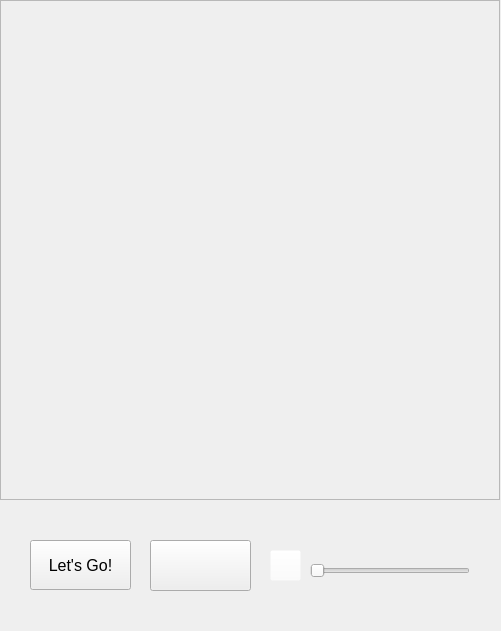
Old version of the form introductionvideowindow.ui in the repository University-of-Utah-CS3505/a8-edu-app-PaulNuffer.
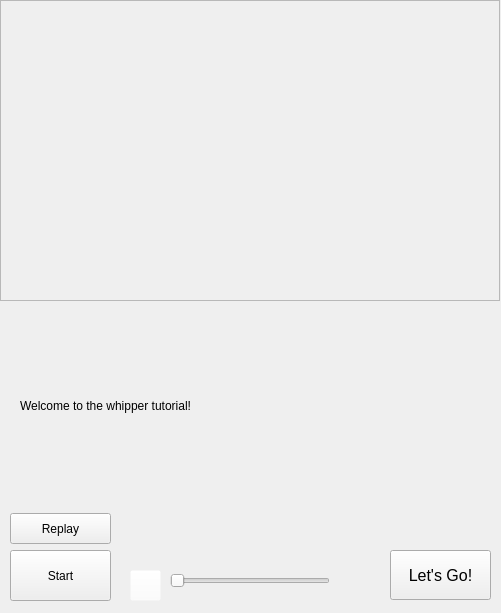
New version of the form.

Commit message:
Tutorial implemented fully
Tutorial scripts needs proof reading still but all functions.

```diff
--- a/introductionvideowindow.ui
+++ b/introductionvideowindow.ui
@@ -7,7 +7,7 @@
     <x>0</x>
     <y>0</y>
     <width>501</width>
-    <height>631</height>
+    <height>613</height>
    </rect>
   </property>
   <property name="windowTitle">
@@ -16,8 +16,8 @@
   <widget class="QToolButton" name="exitButton">
    <property name="geometry">
     <rect>
-     <x>30</x>
-     <y>540</y>
+     <x>390</x>
+     <y>550</y>
      <width>101</width>
      <height>50</height>
     </rect>
@@ -37,8 +37,8 @@
   <widget class="QSlider" name="volumeSlider">
    <property name="geometry">
     <rect>
-     <x>310</x>
-     <y>560</y>
+     <x>170</x>
+     <y>570</y>
      <width>160</width>
      <height>22</height>
     </rect>
@@ -56,7 +56,7 @@
      <x>0</x>
      <y>0</y>
      <width>500</width>
-     <height>500</height>
+     <height>301</height>
     </rect>
    </property>
    <property name="frameShape">
@@ -65,19 +65,6 @@
    <property name="frameShadow">
     <enum>QFrame::Raised</enum>
    </property>
-   <widget class="QLabel" name="videoLabel">
-    <property name="geometry">
-     <rect>
-      <x>0</x>
-      <y>0</y>
-      <width>500</width>
-      <height>500</height>
-     </rect>
-    </property>
-    <property name="text">
-     <string/>
-    </property>
-   </widget>
   </widget>
   <widget class="QToolButton" name="volumeIconDisplay">
    <property name="enabled">
@@ -85,8 +72,8 @@
    </property>
    <property name="geometry">
     <rect>
-     <x>270</x>
-     <y>550</y>
+     <x>130</x>
+     <y>570</y>
      <width>31</width>
      <height>31</height>
     </rect>
@@ -104,14 +91,40 @@
   <widget class="QPushButton" name="nextButton">
    <property name="geometry">
     <rect>
-     <x>150</x>
-     <y>540</y>
+     <x>10</x>
+     <y>550</y>
      <width>101</width>
      <height>51</height>
     </rect>
    </property>
    <property name="text">
-    <string/>
+    <string>Start</string>
+   </property>
+  </widget>
+  <widget class="QLabel" name="videoLabel">
+   <property name="geometry">
+    <rect>
+     <x>20</x>
+     <y>310</y>
+     <width>481</width>
+     <height>191</height>
+    </rect>
+   </property>
+   <property name="text">
+    <string>Welcome to the whipper tutorial!</string>
+   </property>
+  </widget>
+  <widget class="QPushButton" name="replayButton">
+   <property name="geometry">
+    <rect>
+     <x>10</x>
+     <y>513</y>
+     <width>101</width>
+     <height>31</height>
+    </rect>
+   </property>
+   <property name="text">
+    <string>Replay</string>
    </property>
   </widget>
  </widget>
```
The commit also changes 10 other files.
